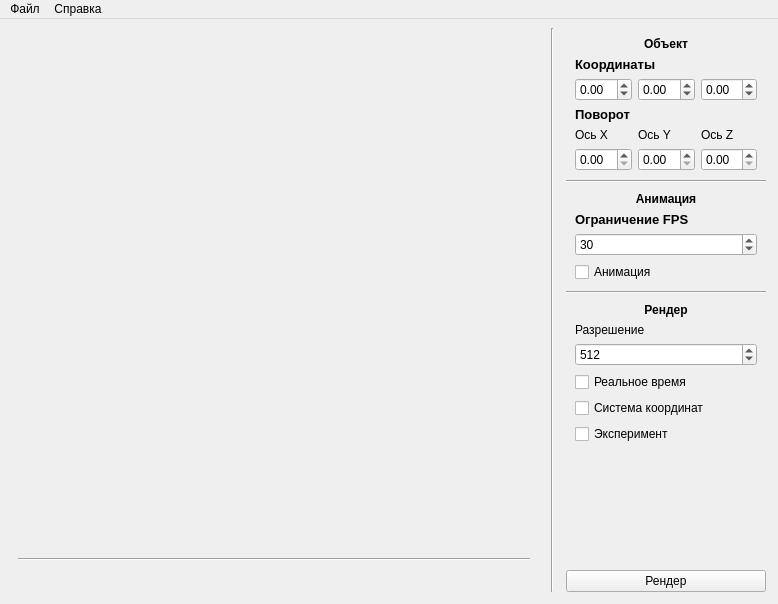
sersoid/bmstulabs-iu7-sem4-oop, file 01 - Cube/ui/main.ui: the form before one commit.
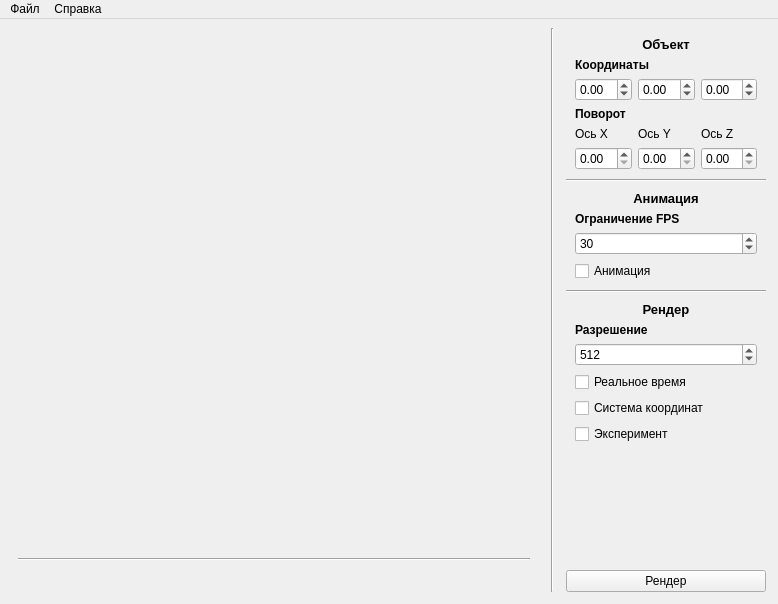
The form after the commit.

```diff
--- a/01 - Cube/ui/main.ui
+++ b/01 - Cube/ui/main.ui
@@ -80,7 +80,7 @@
            <widget class="QLabel" name="objectRotateLabel">
             <property name="font">
              <font>
-              <pointsize>10</pointsize>
+              <pointsize>9</pointsize>
               <bold>true</bold>
              </font>
             </property>
@@ -103,7 +103,7 @@
            <widget class="QLabel" name="objectCoordsLabel">
             <property name="font">
              <font>
-              <pointsize>10</pointsize>
+              <pointsize>9</pointsize>
               <bold>true</bold>
              </font>
             </property>
@@ -162,6 +162,7 @@
            <widget class="QLabel" name="objectLabel">
             <property name="font">
              <font>
+              <pointsize>10</pointsize>
               <bold>true</bold>
              </font>
             </property>
@@ -256,6 +257,7 @@
            <widget class="QLabel" name="animationLabel">
             <property name="font">
              <font>
+              <pointsize>10</pointsize>
               <bold>true</bold>
              </font>
             </property>
@@ -278,7 +280,7 @@
            <widget class="QLabel" name="label">
             <property name="font">
              <font>
-              <pointsize>10</pointsize>
+              <pointsize>9</pointsize>
               <bold>true</bold>
              </font>
             </property>
@@ -309,6 +311,11 @@
          <layout class="QGridLayout" name="gridLayout_3">
           <item row="1" column="0">
            <widget class="QLabel" name="renderResolutionLabel">
+            <property name="font">
+             <font>
+              <bold>true</bold>
+             </font>
+            </property>
             <property name="text">
              <string>Разрешение</string>
             </property>
@@ -318,6 +325,7 @@
            <widget class="QLabel" name="renderLabel">
             <property name="font">
              <font>
+              <pointsize>10</pointsize>
               <bold>true</bold>
              </font>
             </property>
```
